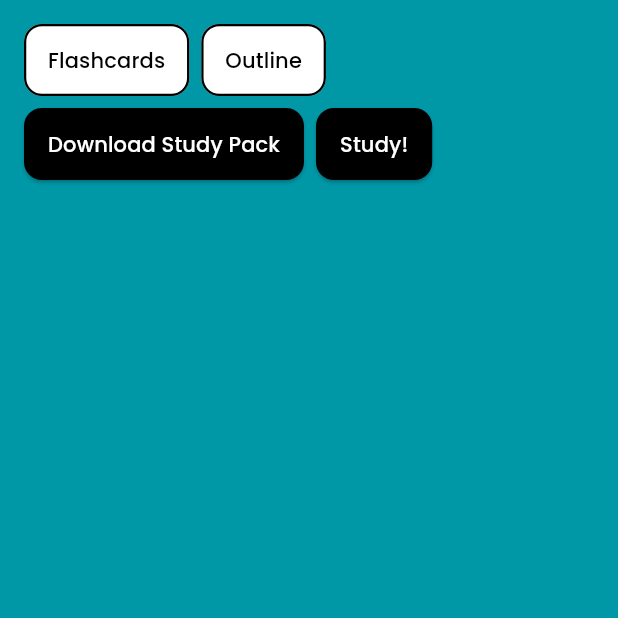
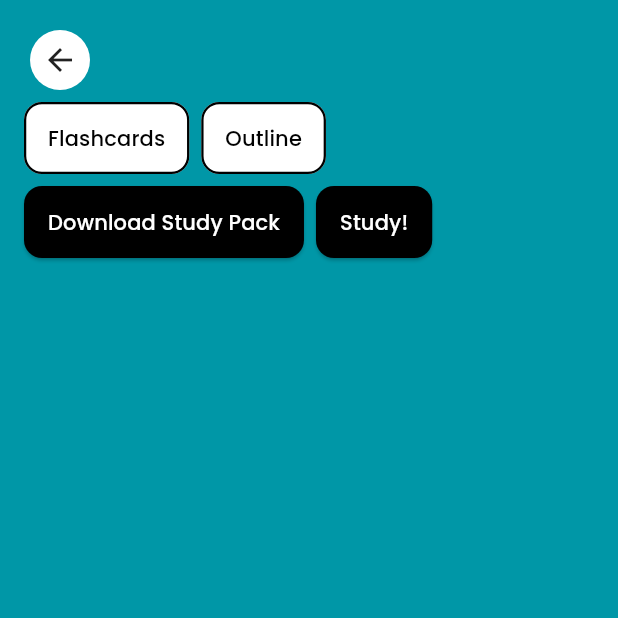
Before and after one commit to scwilson26/neuroforge_app, a Flutter app: the PreviewScreen screen opened directly with empty values, on a phone screen of 412 x 824 dp, the top half of it. Run offline on Flutter 3.47's test engine with Material 3 defaults, Android fonts, the phone set to English and light mode, and no system bars; our stand-ins replace file_picker, google_fonts, share_plus.

Commit message:
v0.2.0 - added back arrows so can navigate better

```diff
--- a/lib/main.dart
+++ b/lib/main.dart
@@ -296,6 +296,17 @@ class _PreviewScreenState extends State<PreviewScreen> {
           child: Column(
             crossAxisAlignment: CrossAxisAlignment.stretch,
             children: [
+              Row(
+                children: [
+                  IconButton(
+                    tooltip: 'Back',
+                    style: IconButton.styleFrom(backgroundColor: Colors.white, padding: const EdgeInsets.all(8)),
+                    icon: const Icon(Icons.arrow_back, color: Colors.black87),
+                    onPressed: () => Navigator.of(context).pop(),
+                  ),
+                ],
+              ),
+              const SizedBox(height: 4),
               Wrap(
                 spacing: 8,
                 runSpacing: 8,
@@ -443,6 +454,17 @@ class StudyScreen extends StatelessWidget {
           child: Column(
             crossAxisAlignment: CrossAxisAlignment.stretch,
             children: [
+              Row(
+                children: [
+                  IconButton(
+                    tooltip: 'Back',
+                    style: IconButton.styleFrom(backgroundColor: Colors.white, padding: const EdgeInsets.all(8)),
+                    icon: const Icon(Icons.arrow_back, color: Colors.black87),
+                    onPressed: () => Navigator.of(context).pop(),
+                  ),
+                ],
+              ),
+              const SizedBox(height: 8),
               const Text('Study', style: TextStyle(color: Colors.white, fontSize: 18, fontWeight: FontWeight.w700)),
               const SizedBox(height: 12),
               Expanded(child: FlashcardSwiper(cards: cards, labels: const ['Good', 'Maybe', 'Bad'])),
```
